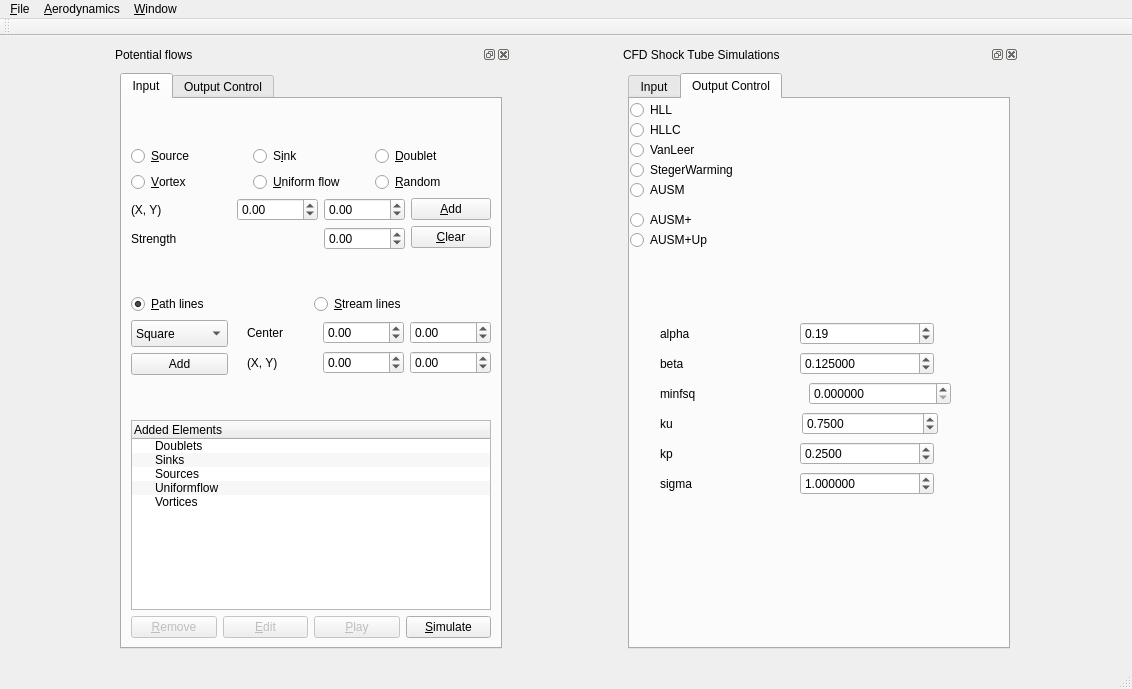
Qt form ui/mainwindow.ui (devakumar/EduAerospace) before a commit.
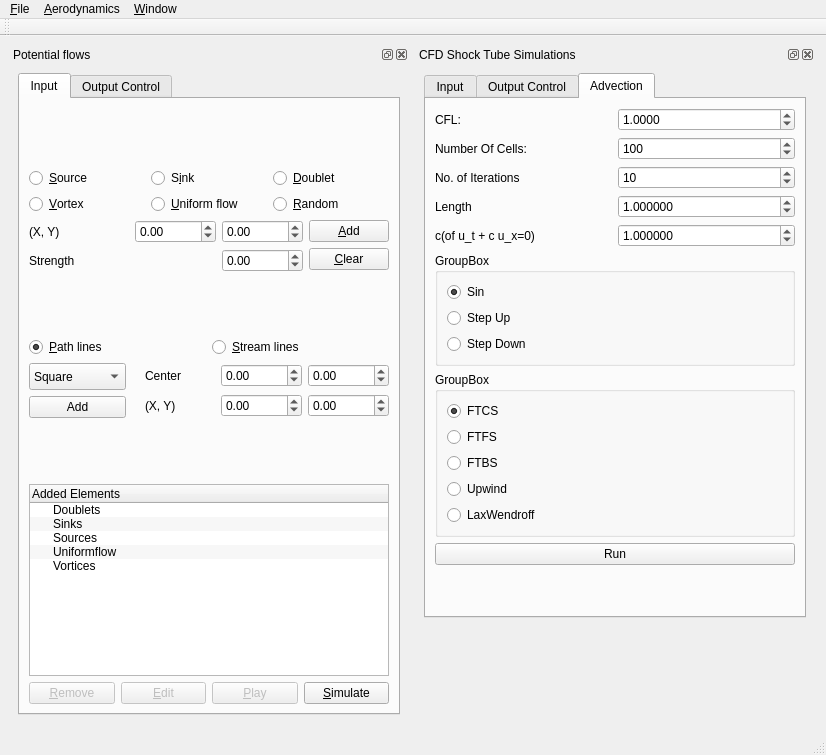
The same form after that commit. The open tabs and pages were chosen to show the change.

Commit message: Implemented Advection

```diff
--- a/ui/mainwindow.ui
+++ b/ui/mainwindow.ui
@@ -9,16 +9,22 @@
    <rect>
     <x>0</x>
     <y>0</y>
-    <width>1132</width>
-    <height>689</height>
+    <width>826</width>
+    <height>755</height>
    </rect>
   </property>
   <property name="sizePolicy">
-   <sizepolicy hsizetype="Expanding" vsizetype="Expanding">
+   <sizepolicy hsizetype="Preferred" vsizetype="Preferred">
     <horstretch>0</horstretch>
     <verstretch>0</verstretch>
    </sizepolicy>
   </property>
+  <property name="maximumSize">
+   <size>
+    <width>16777215</width>
+    <height>755</height>
+   </size>
+  </property>
   <property name="mouseTracking">
    <bool>false</bool>
   </property>
@@ -667,7 +673,7 @@
         <property name="minimumSize">
          <size>
           <width>400</width>
-          <height>609</height>
+          <height>675</height>
          </size>
         </property>
         <property name="maximumSize">
@@ -1198,15 +1204,151 @@
              <attribute name="title">
               <string>Output Control</string>
              </attribute>
-             <widget class="QWidget" name="layoutWidget_2">
-              <property name="geometry">
-               <rect>
-                <x>30</x>
-                <y>280</y>
-                <width>291</width>
-                <height>29</height>
-               </rect>
-              </property>
+             <layout class="QHBoxLayout" name="horizontalLayout_16">
+              <item>
+               <layout class="QVBoxLayout" name="verticalLayout_18">
+                <item>
+                 <layout class="QVBoxLayout" name="verticalLayout_16">
+                  <item>
+                   <widget class="QRadioButton" name="HLL">
+                    <property name="text">
+                     <string>HLL</string>
+                    </property>
+                    <property name="checkable">
+                     <bool>true</bool>
+                    </property>
+                    <property name="checked">
+                     <bool>false</bool>
+                    </property>
+                    <property name="autoRepeat">
+                     <bool>false</bool>
+                    </property>
+                   </widget>
+                  </item>
+                  <item>
+                   <widget class="QRadioButton" name="HLLC">
+                    <property name="text">
+                     <string>HLLC</string>
+                    </property>
+                   </widget>
+                  </item>
+                  <item>
+                   <widget class="QRadioButton" name="VanLeer">
+                    <property name="text">
+                     <string>VanLeer</string>
+                    </property>
+                    <property name="checked">
+                     <bool>true</bool>
+                    </property>
+                   </widget>
+                  </item>
+                  <item>
+                   <widget class="QRadioButton" name="StegerWarming">
+                    <property name="text">
+                     <string>StegerWarming</string>
+                    </property>
+                   </widget>
+                  </item>
+                  <item>
+                   <widget class="QRadioButton" name="radioButton_2">
+                    <property name="text">
+                     <string>AUSM</string>
+                    </property>
+                   </widget>
+                  </item>
+                  <item>
+                   <widget class="QRadioButton" name="AUSMp">
+                    <property name="text">
+                     <string>AUSM+</string>
+                    </property>
+                   </widget>
+                  </item>
+                  <item>
+                   <widget class="QRadioButton" name="AUSMUp">
+                    <property name="text">
+                     <string>AUSM+Up</string>
+                    </property>
+                   </widget>
+                  </item>
+                 </layout>
+                </item>
+                <item>
+                 <layout class="QVBoxLayout" name="verticalLayout_17">
+                  <item>
+                   <widget class="QGroupBox" name="groupBox_3">
+                    <property name="title">
+                     <string>GroupBox</string>
+                    </property>
+                    <layout class="QVBoxLayout" name="verticalLayout_20">
+                     <item>
+                      <layout class="QVBoxLayout" name="verticalLayout_19">
+                       <item>
+                        <layout class="QHBoxLayout" name="horizontalLayout_41">
+                         <item>
+                          <widget class="QLabel" name="label_cfdDiaphramPosition_14">
+                           <property name="text">
+                            <string>alpha</string>
+                           </property>
+                           <property name="buddy">
+                            <cstring>doubleSpinBox_cfdDiphrmPostn</cstring>
+                           </property>
+                          </widget>
+                         </item>
+                         <item>
+                          <widget class="QDoubleSpinBox" name="doubleSpinBox_cfdalpha">
+                           <property name="minimum">
+                            <double>0.000000000000000</double>
+                           </property>
+                           <property name="maximum">
+                            <double>1000000000.000000000000000</double>
+                           </property>
+                           <property name="singleStep">
+                            <double>100.000000000000000</double>
+                           </property>
+                           <property name="value">
+                            <double>0.190000000000000</double>
+                           </property>
+                          </widget>
+                         </item>
+                        </layout>
+                       </item>
+                       <item>
+                        <layout class="QHBoxLayout" name="horizontalLayout_43">
+                         <item>
+                          <widget class="QLabel" name="label_uL_3">
+                           <property name="midLineWidth">
+                            <number>1</number>
+                           </property>
+                           <property name="text">
+                            <string>beta</string>
+                           </property>
+                           <property name="buddy">
+                            <cstring>doubleSpinBox_cfdDiphrmPostn</cstring>
+                           </property>
+                          </widget>
+                         </item>
+                         <item>
+                          <widget class="QDoubleSpinBox" name="doubleSpinBox_cfdbeta">
+                           <property name="decimals">
+                            <number>6</number>
+                           </property>
+                           <property name="minimum">
+                            <double>-999999999.000000000000000</double>
+                           </property>
+                           <property name="maximum">
+                            <double>1000000000.000000000000000</double>
+                           </property>
+                           <property name="singleStep">
+                            <double>10.000000000000000</double>
+                           </property>
+                           <property name="value">
+                            <double>0.125000000000000</double>
+                           </property>
+                          </widget>
+                         </item>
+                        </layout>
+                       </item>
+                       <item>
               <layout class="QHBoxLayout" name="horizontalLayout_23">
                <item>
                 <widget class="QLabel" name="label_minfsq">
@@ -1238,16 +1380,8 @@
                 </widget>
                </item>
               </layout>
-             </widget>
-             <widget class="QWidget" name="layoutWidget_3">
-              <property name="geometry">
-               <rect>
-                <x>30</x>
-                <y>310</y>
-                <width>278</width>
-                <height>29</height>
-               </rect>
-              </property>
+                       </item>
+                       <item>
               <layout class="QHBoxLayout" name="horizontalLayout_24">
                <item>
                 <widget class="QLabel" name="label_cfdku">
@@ -1282,16 +1416,8 @@
                 </widget>
                </item>
               </layout>
-             </widget>
-             <widget class="QWidget" name="layoutWidget_4">
-              <property name="geometry">
-               <rect>
-                <x>30</x>
-                <y>340</y>
-                <width>274</width>
-                <height>29</height>
-               </rect>
-              </property>
+                       </item>
+                       <item>
               <layout class="QHBoxLayout" name="horizontalLayout_25">
                <item>
                 <widget class="QLabel" name="label_cfdkp">
@@ -1323,54 +1449,8 @@
                 </widget>
                </item>
               </layout>
-             </widget>
-             <widget class="QWidget" name="layoutWidget_16">
-              <property name="geometry">
-               <rect>
-                <x>30</x>
-                <y>220</y>
-                <width>274</width>
-                <height>29</height>
-               </rect>
-              </property>
-              <layout class="QHBoxLayout" name="horizontalLayout_41">
-               <item>
-                <widget class="QLabel" name="label_cfdDiaphramPosition_14">
-                 <property name="text">
-                  <string>alpha</string>
-                 </property>
-                 <property name="buddy">
-                  <cstring>doubleSpinBox_cfdDiphrmPostn</cstring>
-                 </property>
-                </widget>
                </item>
                <item>
-                <widget class="QDoubleSpinBox" name="doubleSpinBox_cfdalpha">
-                 <property name="minimum">
-                  <double>0.000000000000000</double>
-                 </property>
-                 <property name="maximum">
-                  <double>1000000000.000000000000000</double>
-                 </property>
-                 <property name="singleStep">
-                  <double>100.000000000000000</double>
-                 </property>
-                 <property name="value">
-                  <double>0.190000000000000</double>
-                 </property>
-                </widget>
-               </item>
-              </layout>
-             </widget>
-             <widget class="QWidget" name="layoutWidget_17">
-              <property name="geometry">
-               <rect>
-                <x>30</x>
-                <y>370</y>
-                <width>274</width>
-                <height>29</height>
-               </rect>
-              </property>
               <layout class="QHBoxLayout" name="horizontalLayout_42">
                <item>
                 <widget class="QLabel" name="label_cfdsigma">
@@ -1402,24 +1482,66 @@
                 </widget>
                </item>
               </layout>
-             </widget>
-             <widget class="QWidget" name="layoutWidget_18">
-              <property name="geometry">
-               <rect>
-                <x>30</x>
-                <y>250</y>
-                <width>274</width>
-                <height>29</height>
-               </rect>
-              </property>
-              <layout class="QHBoxLayout" name="horizontalLayout_43">
+                       </item>
+                      </layout>
+                     </item>
+                    </layout>
+                   </widget>
+                  </item>
+                 </layout>
+                </item>
+               </layout>
+              </item>
+             </layout>
+            </widget>
+            <widget class="QWidget" name="tab">
+             <attribute name="title">
+              <string>Advection</string>
+             </attribute>
+             <layout class="QHBoxLayout" name="horizontalLayout_11">
+              <item>
+               <layout class="QVBoxLayout" name="verticalLayout_15">
+                <item>
+                 <layout class="QVBoxLayout" name="verticalLayout_12">
+                  <item>
+                   <layout class="QHBoxLayout" name="horizontalLayout_63">
+                    <item>
+                     <widget class="QLabel" name="label_cfl_3">
+                      <property name="text">
+                       <string>CFL:</string>
+                      </property>
+                      <property name="buddy">
+                       <cstring>doubleSpinBox_CFL</cstring>
+                      </property>
+                     </widget>
+                    </item>
                <item>
-                <widget class="QLabel" name="label_uL_3">
-                 <property name="midLineWidth">
-                  <number>1</number>
-                 </property>
+                     <widget class="QDoubleSpinBox" name="doubleSpinBox_advecCFL">
+                      <property name="decimals">
+                       <number>4</number>
+                      </property>
+                      <property name="minimum">
+                       <double>0.000000000000000</double>
+                      </property>
+                      <property name="maximum">
+                       <double>100000.000000000000000</double>
+                      </property>
+                      <property name="singleStep">
+                       <double>0.100000000000000</double>
+                      </property>
+                      <property name="value">
+                       <double>1.000000000000000</double>
+                      </property>
+                     </widget>
+                    </item>
+                   </layout>
+                  </item>
+                  <item>
+                   <layout class="QHBoxLayout" name="horizontalLayout_39">
+                    <item>
+                     <widget class="QLabel" name="label_cfdNoOfCells_3">
                  <property name="text">
-                  <string>beta</string>
+                       <string>Number Of Cells:</string>
                  </property>
                  <property name="buddy">
                   <cstring>doubleSpinBox_cfdDiphrmPostn</cstring>
@@ -1427,12 +1549,12 @@
                 </widget>
                </item>
                <item>
-                <widget class="QDoubleSpinBox" name="doubleSpinBox_cfdbeta">
+                     <widget class="QDoubleSpinBox" name="doubleSpinBox_advecCellNum">
                  <property name="decimals">
-                  <number>6</number>
+                       <number>0</number>
                  </property>
                  <property name="minimum">
-                  <double>-999999999.000000000000000</double>
+                       <double>1.000000000000000</double>
                  </property>
                  <property name="maximum">
                   <double>1000000000.000000000000000</double>
@@ -1441,105 +1563,263 @@
                   <double>10.000000000000000</double>
                  </property>
                  <property name="value">
-                  <double>0.125000000000000</double>
+                       <double>100.000000000000000</double>
                  </property>
                 </widget>
                </item>
               </layout>
-             </widget>
-             <widget class="QRadioButton" name="HLLC">
-              <property name="geometry">
-               <rect>
-                <x>0</x>
-                <y>20</y>
-                <width>360</width>
-                <height>22</height>
-               </rect>
-              </property>
+                  </item>
+                  <item>
+                   <layout class="QHBoxLayout" name="horizontalLayout_61">
+                    <item>
+                     <widget class="QLabel" name="label_cfdDiaphramPosition_24">
+                      <property name="text">
+                       <string>No. of Iterations</string>
+                      </property>
+                      <property name="buddy">
+                       <cstring>doubleSpinBox_cfdDiphrmPostn</cstring>
+                      </property>
+                     </widget>
+                    </item>
+                    <item>
+                     <widget class="QDoubleSpinBox" name="doubleSpinBox_advecitrf">
+                      <property name="decimals">
+                       <number>0</number>
+                      </property>
+                      <property name="minimum">
+                       <double>0.000000000000000</double>
+                      </property>
+                      <property name="maximum">
+                       <double>1000000000.000000000000000</double>
+                      </property>
+                      <property name="singleStep">
+                       <double>100.000000000000000</double>
+                      </property>
+                      <property name="value">
+                       <double>10.000000000000000</double>
+                      </property>
+                     </widget>
+                    </item>
+                   </layout>
+                  </item>
+                  <item>
+                   <layout class="QHBoxLayout" name="horizontalLayout_40">
+                    <item>
+                     <widget class="QLabel" name="label_cfdLength_3">
               <property name="text">
-               <string>HLLC</string>
-              </property>
-             </widget>
-             <widget class="QRadioButton" name="radioButton_2">
-              <property name="geometry">
-               <rect>
-                <x>0</x>
-                <y>80</y>
-                <width>360</width>
-                <height>22</height>
-               </rect>
-              </property>
+                       <string>Length</string>
+                      </property>
+                      <property name="buddy">
+                       <cstring>doubleSpinBox_cfdLength</cstring>
+                      </property>
+                     </widget>
+                    </item>
+                    <item>
+                     <widget class="QDoubleSpinBox" name="doubleSpinBox_advecLength">
+                      <property name="sizePolicy">
+                       <sizepolicy hsizetype="Minimum" vsizetype="Fixed">
+                        <horstretch>0</horstretch>
+                        <verstretch>0</verstretch>
+                       </sizepolicy>
+                      </property>
+                      <property name="decimals">
+                       <number>6</number>
+                      </property>
+                      <property name="minimum">
+                       <double>0.000000000000000</double>
+                      </property>
+                      <property name="maximum">
+                       <double>1000000000.000000000000000</double>
+                      </property>
+                      <property name="singleStep">
+                       <double>1.000000000000000</double>
+                      </property>
+                      <property name="value">
+                       <double>1.000000000000000</double>
+                      </property>
+                     </widget>
+                    </item>
+                   </layout>
+                  </item>
+                  <item>
+                   <layout class="QHBoxLayout" name="horizontalLayout_62">
+                    <item>
+                     <widget class="QLabel" name="label_cfdDiaphramPosition_25">
               <property name="text">
-               <string>AUSM</string>
-              </property>
-             </widget>
-             <widget class="QRadioButton" name="AUSMUp">
-              <property name="geometry">
-               <rect>
-                <x>0</x>
-                <y>130</y>
-                <width>360</width>
-                <height>22</height>
-               </rect>
-              </property>
+                       <string>c(of u_t + c u_x=0)</string>
+                      </property>
+                      <property name="buddy">
+                       <cstring>doubleSpinBox_cfdDiphrmPostn</cstring>
+                      </property>
+                     </widget>
+                    </item>
+                    <item>
+                     <widget class="QDoubleSpinBox" name="doubleSpinBox_advecC">
+                      <property name="decimals">
+                       <number>6</number>
+                      </property>
+                      <property name="minimum">
+                       <double>0.000000000000000</double>
+                      </property>
+                      <property name="maximum">
+                       <double>1000000000.000000000000000</double>
+                      </property>
+                      <property name="singleStep">
+                       <double>0.100000000000000</double>
+                      </property>
+                      <property name="value">
+                       <double>1.000000000000000</double>
+                      </property>
+                     </widget>
+                    </item>
+                   </layout>
+                  </item>
+                 </layout>
+                </item>
+                <item>
+                 <widget class="QGroupBox" name="groupBox_2">
+                  <property name="title">
+                   <string>GroupBox</string>
+                  </property>
+                  <layout class="QHBoxLayout" name="horizontalLayout_9">
+                   <item>
+                    <layout class="QVBoxLayout" name="verticalLayout_13">
+                     <item>
+                      <widget class="QRadioButton" name="radioButton_advecSin">
               <property name="text">
-               <string>AUSM+Up</string>
-              </property>
-             </widget>
-             <widget class="QRadioButton" name="VanLeer">
-              <property name="geometry">
-               <rect>
-                <x>0</x>
-                <y>40</y>
-                <width>360</width>
-                <height>22</height>
-               </rect>
-              </property>
+                        <string>Sin</string>
+                       </property>
+                       <property name="checked">
+                        <bool>true</bool>
+                       </property>
+                      </widget>
+                     </item>
+                     <item>
+                      <widget class="QRadioButton" name="radioButton_stepUp">
+                       <property name="text">
+                        <string>Step Up</string>
+                       </property>
+                      </widget>
+                     </item>
+                     <item>
+                      <widget class="QRadioButton" name="radioButton_stepDown">
               <property name="text">
-               <string>VanLeer</string>
-              </property>
-             </widget>
-             <widget class="QRadioButton" name="AUSMp">
-              <property name="geometry">
-               <rect>
-                <x>0</x>
-                <y>110</y>
-                <width>360</width>
-                <height>22</height>
-               </rect>
-              </property>
+                        <string>Step Down</string>
+                       </property>
+                      </widget>
+                     </item>
+                    </layout>
+                   </item>
+                  </layout>
+                 </widget>
+                </item>
+                <item>
+                 <widget class="QGroupBox" name="groupBox">
+                  <property name="title">
+                   <string>GroupBox</string>
+                  </property>
+                  <layout class="QHBoxLayout" name="horizontalLayout_10">
+                   <item>
+                    <layout class="QVBoxLayout" name="verticalLayout_14">
+                     <item>
+                      <widget class="QRadioButton" name="radioButton_FTCS">
               <property name="text">
-               <string>AUSM+</string>
-              </property>
-             </widget>
-             <widget class="QRadioButton" name="HLL">
-              <property name="geometry">
-               <rect>
-                <x>0</x>
-                <y>0</y>
-                <width>360</width>
-                <height>22</height>
-               </rect>
-              </property>
+                        <string>FTCS</string>
+                       </property>
+                       <property name="checkable">
+                        <bool>true</bool>
+                       </property>
+                       <property name="checked">
+                        <bool>true</bool>
+                       </property>
+                       <property name="autoRepeat">
+                        <bool>false</bool>
+                       </property>
+                      </widget>
+                     </item>
+                     <item>
+                      <widget class="QRadioButton" name="radioButton_FTFS">
+                       <property name="text">
+                        <string>FTFS</string>
+                       </property>
+                      </widget>
+                     </item>
+                     <item>
+                      <widget class="QRadioButton" name="radioButton_FTBS">
               <property name="text">
-               <string>HLL</string>
-              </property>
-             </widget>
-             <widget class="QRadioButton" name="StegerWarming">
-              <property name="geometry">
-               <rect>
-                <x>0</x>
-                <y>60</y>
-                <width>360</width>
-                <height>22</height>
-               </rect>
-              </property>
+                        <string>FTBS</string>
+                       </property>
+                       <property name="checkable">
+                        <bool>true</bool>
+                       </property>
+                       <property name="checked">
+                        <bool>false</bool>
+                       </property>
+                      </widget>
+                     </item>
+                     <item>
+                      <widget class="QRadioButton" name="radioButton_Upwind">
+                       <property name="text">
+                        <string>Upwind</string>
+                       </property>
+                      </widget>
+                     </item>
+                     <item>
+                      <widget class="QRadioButton" name="radioButton_LaxWendroff">
               <property name="text">
-               <string>StegerWarming</string>
-              </property>
-             </widget>
-            </widget>
-           </widget>
+                        <string>LaxWendroff</string>
+                       </property>
+                      </widget>
+                     </item>
+                    </layout>
+                   </item>
+                  </layout>
+                  <zorder>radioButton_LaxWendroff</zorder>
+                  <zorder>radioButton_FTBS</zorder>
+                  <zorder>radioButton_Upwind</zorder>
+                  <zorder>radioButton_FTCS</zorder>
+                  <zorder>radioButton_FTFS</zorder>
+                  <zorder>groupBox_2</zorder>
+                 </widget>
+                </item>
+                <item>
+                 <widget class="QPushButton" name="pushButton_advecSimulate">
+                  <property name="text">
+                   <string>Run</string>
+                  </property>
+                 </widget>
+                </item>
+                <item>
+                 <spacer name="verticalSpacer_6">
+                  <property name="orientation">
+                   <enum>Qt::Vertical</enum>
+                  </property>
+                  <property name="sizeHint" stdset="0">
+                   <size>
+                    <width>20</width>
+                    <height>40</height>
+                   </size>
+                  </property>
+                 </spacer>
+                </item>
+               </layout>
+              </item>
+             </layout>
+            </widget>
+           </widget>
+          </item>
+          <item>
+           <spacer name="verticalSpacer_7">
+            <property name="orientation">
+             <enum>Qt::Vertical</enum>
+            </property>
+            <property name="sizeHint" stdset="0">
+             <size>
+              <width>20</width>
+              <height>40</height>
+             </size>
+            </property>
+           </spacer>
           </item>
          </layout>
         </widget>
@@ -1554,7 +1834,7 @@
     <rect>
      <x>0</x>
      <y>0</y>
-     <width>1132</width>
+     <width>826</width>
      <height>25</height>
     </rect>
    </property>
```
Left out of the diff: 282 changed lines with no effect on the pictures. Lines whose indentation alone changed are shown as unchanged. The commit also changes 7 other files.
